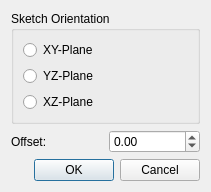
Above: view/ui/newSketchProperty.ui from chen1180/CurveEditor_pythonOCC before the change. Below: the same form after it.
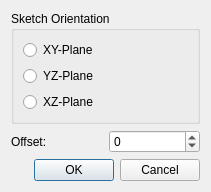
That is the form after the change.

```diff
--- a/view/ui/newSketchProperty.ui
+++ b/view/ui/newSketchProperty.ui
@@ -54,12 +54,15 @@
       </widget>
      </item>
      <item>
-      <widget class="QDoubleSpinBox" name="uiOffset">
+      <widget class="QSpinBox" name="uiOffset">
        <property name="minimum">
-        <double>-100.000000000000000</double>
+        <number>-1000</number>
        </property>
        <property name="maximum">
-        <double>100.000000000000000</double>
+        <number>1000</number>
+       </property>
+       <property name="singleStep">
+        <number>100</number>
        </property>
       </widget>
      </item>
```
